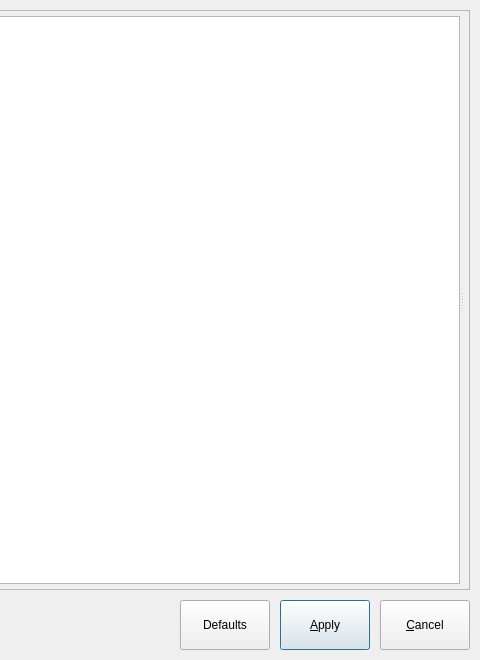
Before: the Qt Designer form libs/libgui/ui/settings/configurationform.ui in pgmodeler/pgmodeler, drawn with Qt 5; both pictures show x 333 to 813 and y 0 to 660 of the 813 by 660 pixel window.
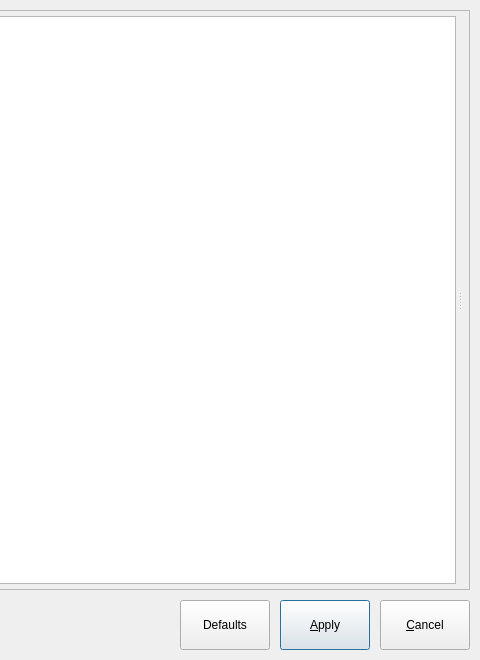
After: the same form once the commit is applied. Icons and pictures are not drawn.

```diff
--- a/libs/libgui/ui/settings/configurationform.ui
+++ b/libs/libgui/ui/settings/configurationform.ui
@@ -84,7 +84,7 @@
          <enum>Qt::Horizontal</enum>
         </property>
         <property name="handleWidth">
-         <number>4</number>
+         <number>8</number>
         </property>
         <property name="childrenCollapsible">
          <bool>false</bool>
```
Left out of the diff: 1 changed line with no effect on the pictures.
